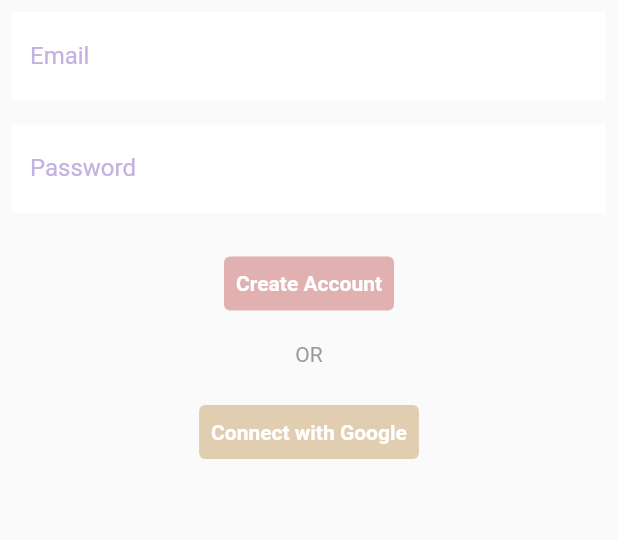
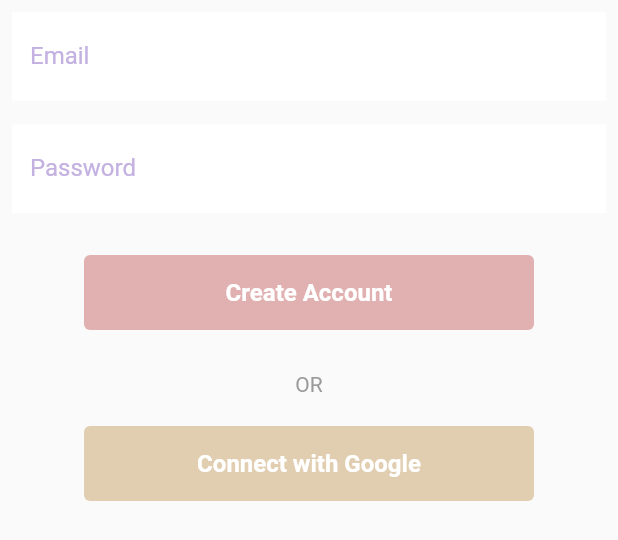
Before and after one commit to anyelimrodriguez/ChapK-v2, a Flutter app: the SignUpForm widget shown alone on an empty page, opened directly, on a phone screen of 412 x 824 dp. Shown: the top 540 px of the screen. Run offline on Flutter 3.47's test engine with Material 2 defaults, Android fonts, the phone set to English and light mode, and no system bars.

Commit message:
update responsiveness for the page

```diff
--- a/chap_k/lib/pages/SignUp.dart
+++ b/chap_k/lib/pages/SignUp.dart
@@ -10,17 +10,35 @@ class SignUp extends StatefulWidget {
 class _SignUpState extends State<SignUp> {
   @override
   Widget build(BuildContext context) {
+
+    //double screenWidth = MediaQuery.of(context).size.width;
+    double screenHeight = MediaQuery.of(context).size.height;
+
+    void showLogInPage() {
+      Navigator.of(context).pushNamed('/Login');
+    }
+
     return Scaffold(
-      backgroundColor: Color(0xFFC3B1E1),
-      body: Row(
+      backgroundColor: const Color(0xFFC3B1E1),
+      body: LayoutBuilder(
+        builder: (BuildContext context, BoxConstraints viewportConstraints) {
+          return SingleChildScrollView(
+            child: ConstrainedBox(
+              constraints: BoxConstraints(
+                minWidth: viewportConstraints.maxWidth,
+                //minHeight: viewportConstraints.maxHeight,
+              ),
+              child: IntrinsicWidth(
+                child: Row(
+                  mainAxisAlignment: MainAxisAlignment.center,
                   children: [
                     Expanded(
-            flex: 1,
+                      flex: 3,
                       child: Column(
                         children: [
                           Padding(
-                  padding: const EdgeInsets.fromLTRB(0, 50, 0, 20),
-                  child: Text('Create a new account.',
+                            padding: EdgeInsets.fromLTRB(0, screenHeight/10, 0, screenHeight/20), //50 20
+                            child: const Text('Create a new account.',
                               style: TextStyle(
                                 color: Colors.white,
                                 //fontFamily: 'Inter',
@@ -29,47 +47,51 @@ class _SignUpState extends State<SignUp> {
                               )
                             ),
                           ),
-                Row(
+                          Padding(
+                            padding: EdgeInsets.fromLTRB(0, 0, 0, screenHeight/20), //0 0 0 15
+                            child: Row(
                               mainAxisAlignment: MainAxisAlignment.center,
                               children: [
-                    Text('Already a member?',
+                                const Text('Already a member?',
                                   style: TextStyle(
                                     color: Colors.white,
                                     fontSize: 24,
                                   )
                                 ),
-                    SizedBox(
-                      width: 5,
-                    ),
-                    Text('Sign In',
+                                TextButton(
+                                  onPressed: showLogInPage,
+                                  child: const Text('Sign In',
                                     style: TextStyle(
                                       color: Colors.white,
                                       fontSize: 24,
                                       fontWeight: FontWeight.bold,
                                     )
                                   ),
+                                ),
                               ],
                             ),
-                SizedBox(height: 15),
-                SizedBox(
+                          ),
+                          const SizedBox(
                             width: 400,
                             child: Card(
-                    child: const SignUpForm(),
                               color: Color(0xFFD9D9D9),
+                              child: SignUpForm(),
                             ),
                           )
                         ],
                       )
-
                     ),
                     Expanded(
-            flex: 1,
+                      flex: 2,
                       child: Container(
-              color: Color(0xFFC3B1E1),
+                        color: const Color(0xFFC3B1E1),
+                        child: Padding(
+                          padding: const EdgeInsets.fromLTRB(10, 50, 20, 0),
                           child: Column(
-                mainAxisAlignment: MainAxisAlignment.center,
+                            //mainAxisAlignment: MainAxisAlignment.start,
+                            crossAxisAlignment: CrossAxisAlignment.center,
                             children: [
-                  Text('CHAP-K',
+                              const Text('CHAP-K',
                                 style: TextStyle(
                                   color: Colors.white,
                                   fontSize: 48,
@@ -79,10 +101,9 @@ class _SignUpState extends State<SignUp> {
                               Image.asset(
                                 '../../imgs/SignUpPageReading.png',
                                 fit: BoxFit.contain,
-                    height: 350,
-                    width: 350,
+
                               ),
-                  Text('Connect with stories from around the world. ',
+                              const Text('Connect with stories from around the world. ',
                                 style: TextStyle(
                                   color: Colors.white,
                                   fontSize: 24,
@@ -90,10 +111,16 @@ class _SignUpState extends State<SignUp> {
                                 )
                               ),
                             ],
+                          ),
                         )
                       ),
                     )
-        ],)
+                  ],),
+              ),
+            ),
+          );
+        }
+      )
     );
   }
 }
@@ -119,6 +146,7 @@ class _SignUpFormState extends State<SignUpForm> {
 
   @override
   Widget build(BuildContext context) {
+
     return Form(
       key: _formKey,
       child: Column(
@@ -136,7 +164,7 @@ class _SignUpFormState extends State<SignUpForm> {
                   color: Colors.grey[350]
                 ),
                 labelText: 'Email',
-                labelStyle: TextStyle(
+                labelStyle: const TextStyle(
                   color: Color(0xFFC3B1E1),
                 ),
                 border: InputBorder.none,
@@ -150,7 +178,7 @@ class _SignUpFormState extends State<SignUpForm> {
             ),
           ),
           Padding(
-            padding: const EdgeInsets.all(8.0),
+            padding: const EdgeInsets.fromLTRB(8, 8, 8, 20),
             child: TextFormField(
               controller: _passwordTextController,
               decoration: InputDecoration(
@@ -159,26 +187,21 @@ class _SignUpFormState extends State<SignUpForm> {
                   color: Colors.grey[350]
                 ),
                 labelText: 'Password',
-                labelStyle: TextStyle(
+                labelStyle: const TextStyle(
                   color: Color(0xFFC3B1E1),
                 ),
                 filled: true,
                 fillColor: Colors.white,
                 border: InputBorder.none,
               ),
-
             ),
           ),
-          SizedBox(
-            height: 15
-          ),
-          TextButton(
-            child: Text(
-              'Create Account',
-              style:TextStyle(
-                fontWeight: FontWeight.bold,
-              )
-            ),
+          Padding(
+            padding: const EdgeInsets.fromLTRB(8, 8, 8, 20),
+            child: SizedBox(
+              height: 50, //screenHeight/15,
+              width: 300, //screenWidth/4,
+              child: TextButton(
                 onPressed: _showHomePage,
                 style: ButtonStyle(
 
@@ -195,26 +218,32 @@ class _SignUpFormState extends State<SignUpForm> {
                         : Color(0xFFE1B1B1);
                   }),
                 ),
+                child: const Text(
+                  'Create Account',
+                  style:TextStyle(
+                    fontWeight: FontWeight.bold,
+                    fontSize: 16,
+                  )
                 ),
-          SizedBox(
-            height: 15,
               ),
-          Row(
+            ),
+          ),
+          Padding(
+            padding: const EdgeInsets.fromLTRB(8, 8, 8, 20),
+            child: Row(
               mainAxisAlignment: MainAxisAlignment.center,
-            children: [
+              children: const [
                 Text('OR', style: TextStyle(color: Color(0xFF9A9A9A)))
               ],
             ),
-          SizedBox(
-            height: 20,
           ),
-          TextButton(
-            child: Text(
-              'Connect with Google',
-              style:TextStyle(
-                fontWeight: FontWeight.bold,
-              )
-            ),
+
+          Padding(
+            padding: const EdgeInsets.fromLTRB(8, 0, 8, 20),
+            child: SizedBox(
+              height: 50,
+              width: 300,
+              child: TextButton(
                 onPressed: (){},
                 style: ButtonStyle(
                   foregroundColor: MaterialStateProperty.resolveWith(
@@ -230,9 +259,15 @@ class _SignUpFormState extends State<SignUpForm> {
                         : Color(0xFFE1CEB1);
                   }),
                 ),
+                child: const Text(
+                  'Connect with Google',
+                  style:TextStyle(
+                    fontWeight: FontWeight.bold,
+                    fontSize: 16,
+                  )
                 ),
-          SizedBox(
-            height: 20,
+              ),
+            ),
           ),
         ],
       ),
```
Lines whose indentation alone changed are shown as unchanged.
